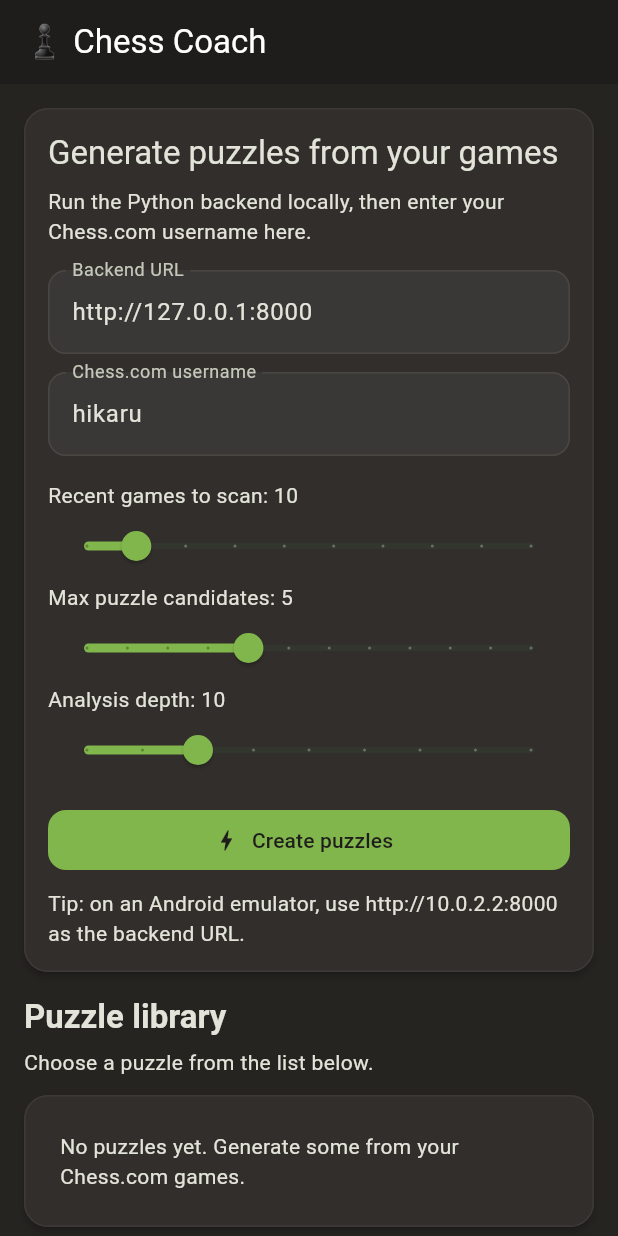
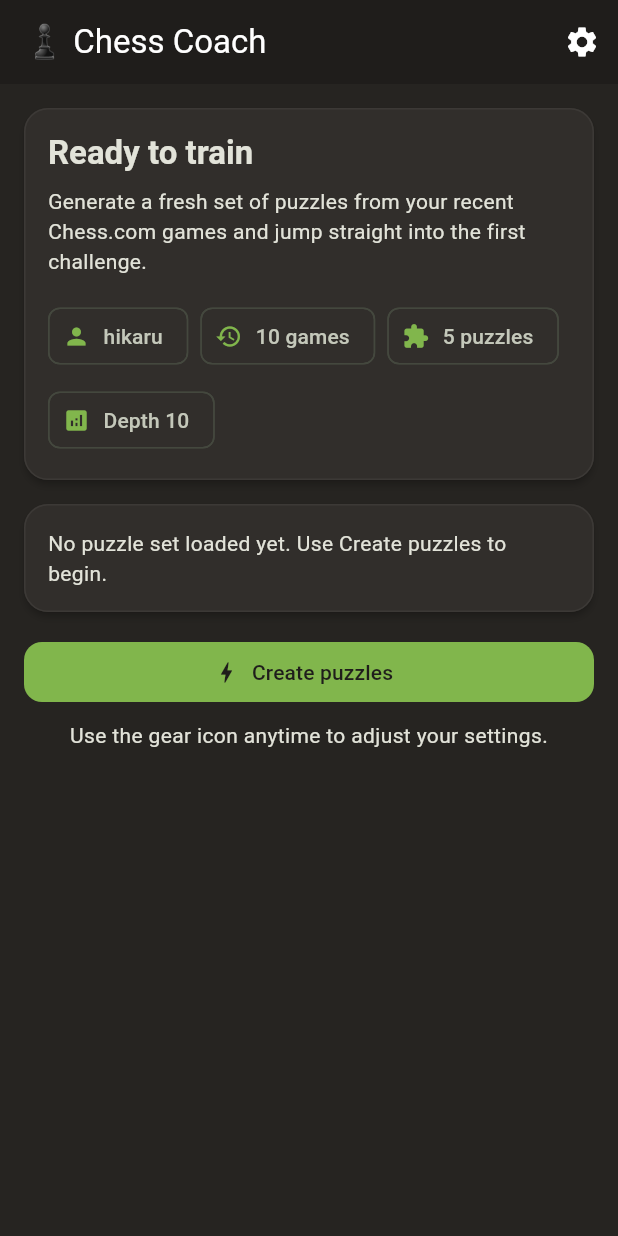
Before and after one commit to brlov1978/ChessCoach, a Flutter app: the screen it shows after launch, on a phone screen of 412 x 824 dp. Run offline on Flutter 3.47's test engine with Material 3 defaults, Android fonts, the phone set to English and light mode, and no system bars; our stand-ins replace flutter_svg.

Commit message:
Simplify Flutter app flow

```diff
--- a/flutter_app/lib/screens/chess_coach_page.dart
+++ b/flutter_app/lib/screens/chess_coach_page.dart
@@ -6,8 +6,7 @@
 
 import 'package:flutter_app/models/puzzle_data.dart';
 import 'package:flutter_app/screens/puzzle_detail_page.dart';
-import 'package:flutter_app/widgets/puzzle_list_item.dart';
-import 'package:flutter_app/widgets/slider_field.dart';
+import 'package:flutter_app/screens/settings_page.dart';
 
 class ChessCoachPage extends StatefulWidget {
   const ChessCoachPage({super.key});
@@ -39,8 +38,7 @@
 
   String _defaultBackendUrl() {
     final host = Uri.base.host.toLowerCase();
-    final isLocalHost =
-        host.isEmpty || host == 'localhost' || host == '127.0.0.1';
+    final isLocalHost = host.isEmpty || host == 'localhost' || host == '127.0.0.1';
     return isLocalHost ? 'http://127.0.0.1:8000' : Uri.base.origin;
   }
 
@@ -51,14 +49,44 @@
     super.dispose();
   }
 
+  TrainingSettings _currentSettings() {
+    return TrainingSettings(
+      backendUrl: _backendUrlController.text.trim(),
+      username: _usernameController.text.trim(),
+      maxGames: _maxGames,
+      maxPuzzles: _maxPuzzles,
+      analysisDepth: _analysisDepth,
+    );
+  }
+
+  Future<void> _openSettings(BuildContext context) async {
+    final settings = await Navigator.of(context).push<TrainingSettings>(
+      MaterialPageRoute<TrainingSettings>(
+        builder: (_) => SettingsPage(initialSettings: _currentSettings()),
+      ),
+    );
+
+    if (settings == null || !mounted) {
+      return;
+    }
+
+    setState(() {
+      _backendUrlController.text = settings.backendUrl;
+      _usernameController.text = settings.username;
+      _maxGames = settings.maxGames;
+      _maxPuzzles = settings.maxPuzzles;
+      _analysisDepth = settings.analysisDepth;
+      _errorMessage = null;
+    });
+  }
+
   Future<void> _generatePuzzles() async {
-    final baseUrl =
-        _backendUrlController.text.trim().replaceAll(RegExp(r'/$'), '');
+    final baseUrl = _backendUrlController.text.trim().replaceAll(RegExp(r'/$'), '');
     final username = _usernameController.text.trim();
 
     if (baseUrl.isEmpty || username.isEmpty) {
       setState(() {
-        _errorMessage = 'Enter both a backend URL and a Chess.com username.';
+        _errorMessage = 'Open settings and enter both a backend URL and a Chess.com username.';
       });
       return;
     }
@@ -83,18 +111,13 @@
           .timeout(const Duration(seconds: 45));
 
       final dynamic decoded = jsonDecode(response.body);
-      final Map<String, dynamic> payload =
-          decoded is Map<String, dynamic> ? decoded : <String, dynamic>{};
+      final Map<String, dynamic> payload = decoded is Map<String, dynamic> ? decoded : <String, dynamic>{};
 
       if (response.statusCode != 200) {
-        throw Exception(payload['error'] ??
-            'Request failed with status ${response.statusCode}.');
+        throw Exception(payload['error'] ?? 'Request failed with status ${response.statusCode}.');
       }
 
-      final puzzleList = (payload['puzzles'] as List<dynamic>? ?? <dynamic>[])
-          .map((item) =>
-              PuzzleData.fromJson(Map<String, dynamic>.from(item as Map)))
-          .toList();
+      final puzzleList = (payload['puzzles'] as List<dynamic>? ?? <dynamic>[]).map((item) => PuzzleData.fromJson(Map<String, dynamic>.from(item as Map))).toList();
 
       if (!mounted) {
         return;
@@ -102,19 +125,24 @@
 
       setState(() {
         _puzzles = puzzleList;
-        _stats = Map<String, dynamic>.from(
-            payload['stats'] as Map? ?? <String, dynamic>{});
+        _stats = Map<String, dynamic>.from(payload['stats'] as Map? ?? <String, dynamic>{});
         _gamesCount = payload['games_count'] as int? ?? 0;
         _puzzleResults.clear();
+        if (puzzleList.isEmpty) {
+          _errorMessage = 'No puzzles were found in those recent games. Try a different username or broader search.';
+        }
       });
+
+      if (puzzleList.isNotEmpty) {
+        _openPuzzle(context, 0);
+      }
     } on TimeoutException {
       if (!mounted) {
         return;
       }
 
       setState(() {
-        _errorMessage =
-            'Puzzle generation took too long. Try fewer games or a lower analysis depth.';
+        _errorMessage = 'Puzzle generation took too long. Try fewer games or a lower analysis depth.';
       });
     } catch (error) {
       if (!mounted) {
@@ -142,8 +170,7 @@
     });
   }
 
-  MaterialPageRoute<void> _buildPuzzleRoute(
-      BuildContext context, int puzzleIndex) {
+  MaterialPageRoute<void> _buildPuzzleRoute(BuildContext context, int puzzleIndex) {
     return MaterialPageRoute<void>(
       builder: (_) => PuzzleDetailPage(
         index: puzzleIndex + 1,
@@ -155,6 +182,7 @@
                   _buildPuzzleRoute(context, puzzleIndex + 1),
                 )
             : null,
+        onOpenSettings: () => _openSettings(context),
         gamesCount: _gamesCount,
         puzzleCount: _puzzles.length,
         attemptCount: _puzzleResults.length,
@@ -168,89 +196,150 @@
     Navigator.of(context).push(_buildPuzzleRoute(context, puzzleIndex));
   }
 
-  @override
-  Widget build(BuildContext context) {
-    return Scaffold(
-      appBar: AppBar(
-        title: const Text('♟ Chess Coach'),
-      ),
-      body: SingleChildScrollView(
-        padding: const EdgeInsets.all(16),
-        child: Center(
-          child: ConstrainedBox(
-            constraints: const BoxConstraints(maxWidth: 820),
-            child: Column(
-              crossAxisAlignment: CrossAxisAlignment.start,
-              children: [
-                _buildControlPanel(context),
-                const SizedBox(height: 16),
-                _buildResultsPanel(),
-              ],
-            ),
-          ),
-        ),
-      ),
-    );
-  }
+  Widget _buildStatusCard(BuildContext context) {
+    final username = _usernameController.text.trim();
 
-  Widget _buildControlPanel(BuildContext context) {
     return Card(
       child: Padding(
         padding: const EdgeInsets.all(16),
         child: Column(
           crossAxisAlignment: CrossAxisAlignment.start,
           children: [
-            Text('Generate puzzles from your games',
-                style: Theme.of(context).textTheme.titleLarge),
+            Text(
+              'Ready to train',
+              style: Theme.of(context).textTheme.titleLarge?.copyWith(fontWeight: FontWeight.w700),
+            ),
             const SizedBox(height: 8),
             const Text(
-                'Run the Python backend locally, then enter your Chess.com username here.'),
+              'Generate a fresh set of puzzles from your recent Chess.com games and jump straight into the first challenge.',
+            ),
             const SizedBox(height: 16),
-            TextField(
-              controller: _backendUrlController,
-              decoration: const InputDecoration(
-                labelText: 'Backend URL',
-                hintText: 'http://127.0.0.1:8000',
-                border: OutlineInputBorder(),
+            Wrap(
+              spacing: 8,
+              runSpacing: 8,
+              children: [
+                Chip(
+                  avatar: const Icon(Icons.person, size: 18),
+                  label: Text(username.isEmpty ? 'No username set' : username),
+                ),
+                Chip(
+                  avatar: const Icon(Icons.history, size: 18),
+                  label: Text('${_maxGames.round()} games'),
+                ),
+                Chip(
+                  avatar: const Icon(Icons.extension, size: 18),
+                  label: Text('${_maxPuzzles.round()} puzzles'),
+                ),
+                Chip(
+                  avatar: const Icon(Icons.analytics, size: 18),
+                  label: Text('Depth ${_analysisDepth.round()}'),
+                ),
+              ],
+            ),
+          ],
         ),
       ),
-            const SizedBox(height: 12),
-            TextField(
-              controller: _usernameController,
-              decoration: const InputDecoration(
-                labelText: 'Chess.com username',
-                border: OutlineInputBorder(),
+    );
+  }
+
+  Widget _buildFeedbackCard(BuildContext context) {
+    if (_errorMessage != null) {
+      return Card(
+        color: Colors.red.shade50,
+        child: Padding(
+          padding: const EdgeInsets.all(16),
+          child: Text(
+            _errorMessage!,
+            style: TextStyle(color: Colors.red.shade900),
           ),
         ),
+      );
+    }
+
+    if (_isLoading) {
+      return const Card(
+        child: Padding(
+          padding: EdgeInsets.all(16),
+          child: Row(
+            children: [
+              SizedBox(
+                width: 20,
+                height: 20,
+                child: CircularProgressIndicator(strokeWidth: 2.4),
+              ),
+              SizedBox(width: 12),
+              Expanded(
+                child: Text(
+                  'Analyzing recent games and preparing your first puzzle...',
+                ),
+              ),
+            ],
+          ),
+        ),
+      );
+    }
+
+    if (_puzzles.isEmpty) {
+      return const Card(
+        child: Padding(
+          padding: EdgeInsets.all(16),
+          child: Text(
+            'No puzzle set loaded yet. Use Create puzzles to begin.',
+          ),
+        ),
+      );
+    }
+
+    final solved = _puzzleResults.values.where((value) => value).length;
+
+    return Card(
+      child: Padding(
+        padding: const EdgeInsets.all(16),
+        child: Column(
+          crossAxisAlignment: CrossAxisAlignment.start,
+          children: [
+            Text(
+              'Latest session',
+              style: Theme.of(context).textTheme.titleMedium?.copyWith(fontWeight: FontWeight.w700),
+            ),
+            const SizedBox(height: 8),
+            Text(
+              'Loaded ${_puzzles.length} puzzle${_puzzles.length == 1 ? '' : 's'} from $_gamesCount game${_gamesCount == 1 ? '' : 's'}.',
+            ),
+            const SizedBox(height: 4),
+            Text('Solved: $solved/${_puzzleResults.length} attempts'),
+          ],
+        ),
+      ),
+    );
+  }
+
+  @override
+  Widget build(BuildContext context) {
+    return Scaffold(
+      appBar: AppBar(
+        title: const Text('♟ Chess Coach'),
+        actions: [
+          IconButton(
+            onPressed: () => _openSettings(context),
+            icon: const Icon(Icons.settings),
+            tooltip: 'Settings',
+          ),
+        ],
+      ),
+      body: SingleChildScrollView(
+        padding: const EdgeInsets.all(16),
+        child: Center(
+          child: ConstrainedBox(
+            constraints: const BoxConstraints(maxWidth: 720),
+            child: Column(
+              crossAxisAlignment: CrossAxisAlignment.stretch,
+              children: [
+                _buildStatusCard(context),
                 const SizedBox(height: 16),
-            SliderField(
-              label: 'Recent games to scan',
-              value: _maxGames,
-              min: 5,
-              max: 50,
-              divisions: 9,
-              onChanged: (value) => setState(() => _maxGames = value),
-            ),
-            SliderField(
-              label: 'Max puzzle candidates',
-              value: _maxPuzzles,
-              min: 1,
-              max: 12,
-              divisions: 11,
-              onChanged: (value) => setState(() => _maxPuzzles = value),
-            ),
-            SliderField(
-              label: 'Analysis depth',
-              value: _analysisDepth,
-              min: 8,
-              max: 16,
-              divisions: 8,
-              onChanged: (value) => setState(() => _analysisDepth = value),
-            ),
-            const SizedBox(height: 12),
-            SizedBox(
-              width: double.infinity,
-              child: FilledButton.icon(
+                _buildFeedbackCard(context),
+                const SizedBox(height: 16),
+                FilledButton.icon(
                   onPressed: _isLoading ? null : _generatePuzzles,
                   icon: _isLoading
                       ? const SizedBox(
@@ -259,72 +348,28 @@
                           child: CircularProgressIndicator(strokeWidth: 2),
                         )
                       : const Icon(Icons.bolt),
-                label: Text(_isLoading ? 'Analyzing...' : 'Create puzzles'),
+                  label: Text(
+                    _isLoading ? 'Analyzing...' : 'Create puzzles',
                   ),
                 ),
                 const SizedBox(height: 8),
                 Text(
-              _isLoading
-                  ? 'Analyzing recent games. This can take around 10–30 seconds.'
-                  : 'Tip: on an Android emulator, use http://10.0.2.2:8000 as the backend URL.',
+                  _isLoading ? 'This can take around 10–30 seconds.' : 'Use the gear icon anytime to adjust your settings.',
+                  textAlign: TextAlign.center,
+                ),
+                if (_puzzles.isNotEmpty && !_isLoading) ...[
+                  const SizedBox(height: 12),
+                  OutlinedButton.icon(
+                    onPressed: () => _openPuzzle(context, 0),
+                    icon: const Icon(Icons.play_arrow),
+                    label: const Text('Resume latest set'),
                   ),
                 ],
+              ],
+            ),
+          ),
         ),
       ),
     );
   }
-
-  Widget _buildResultsPanel() {
-    return Column(
-      crossAxisAlignment: CrossAxisAlignment.start,
-      children: [
-        Text(
-          'Puzzle library',
-          style: Theme.of(context)
-              .textTheme
-              .titleLarge
-              ?.copyWith(fontWeight: FontWeight.w700),
-        ),
-        const SizedBox(height: 6),
-        const Text('Choose a puzzle from the list below.'),
-        const SizedBox(height: 12),
-        if (_errorMessage != null)
-          Card(
-            color: Colors.red.shade50,
-            child: Padding(
-              padding: const EdgeInsets.all(16),
-              child: Text(_errorMessage!,
-                  style: TextStyle(color: Colors.red.shade900)),
-            ),
-          )
-        else if (_isLoading)
-          const Center(
-            child: Padding(
-              padding: EdgeInsets.all(24),
-              child: CircularProgressIndicator(),
-            ),
-          )
-        else if (_puzzles.isEmpty)
-          const Card(
-            child: Padding(
-              padding: EdgeInsets.all(24),
-              child: Text(
-                  'No puzzles yet. Generate some from your Chess.com games.'),
-            ),
-          )
-        else
-          ..._puzzles.asMap().entries.map(
-                (entry) => Padding(
-                  padding: const EdgeInsets.only(bottom: 12),
-                  child: PuzzleListItem(
-                    index: entry.key + 1,
-                    puzzle: entry.value,
-                    result: _puzzleResults[entry.key],
-                    onTap: () => _openPuzzle(context, entry.key),
-                  ),
-                ),
-              ),
-      ],
-    );
 }
-}
--- a/flutter_app/lib/screens/puzzle_detail_page.dart
+++ b/flutter_app/lib/screens/puzzle_detail_page.dart
@@ -13,6 +13,7 @@
     required this.onAttempt,
     this.initialResult,
     this.onNextPuzzle,
+    this.onOpenSettings,
     this.gamesCount = 0,
     this.puzzleCount = 0,
     this.attemptCount = 0,
@@ -25,6 +26,7 @@
   final ValueChanged<bool> onAttempt;
   final bool? initialResult;
   final VoidCallback? onNextPuzzle;
+  final VoidCallback? onOpenSettings;
   final int gamesCount;
   final int puzzleCount;
   final int attemptCount;
@@ -151,12 +153,9 @@
               scrollDirection: Axis.horizontal,
               child: Row(
                 children: [
-                  _SnapshotPill(
-                      label: 'Score',
-                      value: '${widget.correctCount}/${widget.attemptCount}'),
+                  _SnapshotPill(label: 'Score', value: '${widget.correctCount}/${widget.attemptCount}'),
                   const SizedBox(width: 8),
-                  _SnapshotPill(
-                      label: 'Loaded', value: '${widget.puzzleCount}'),
+                  _SnapshotPill(label: 'Loaded', value: '${widget.puzzleCount}'),
                   const SizedBox(width: 8),
                   _SnapshotPill(label: 'Games', value: '${widget.gamesCount}'),
                   const SizedBox(width: 8),
@@ -309,6 +308,14 @@
       appBar: AppBar(
         title: Text('Puzzle ${widget.index}'),
         toolbarHeight: 60,
+        actions: [
+          if (widget.onOpenSettings != null)
+            IconButton(
+              onPressed: widget.onOpenSettings,
+              icon: const Icon(Icons.settings),
+              tooltip: 'Settings',
+            ),
+        ],
         bottom: PreferredSize(
           preferredSize: const Size.fromHeight(78),
           child: _buildHeaderSnapshot(context),
@@ -316,9 +323,7 @@
       ),
       body: LayoutBuilder(
         builder: (context, constraints) {
-          final boardSize = constraints.maxWidth < 640
-              ? (constraints.maxWidth - 84).clamp(260.0, 560.0).toDouble()
-              : 520.0;
+          final boardSize = constraints.maxWidth < 640 ? (constraints.maxWidth - 84).clamp(260.0, 560.0).toDouble() : 520.0;
 
           return SingleChildScrollView(
             padding: const EdgeInsets.all(16),
@@ -330,14 +335,10 @@
                   children: [
                     Text(
                       puzzle.title,
-                      style: Theme.of(context)
-                          .textTheme
-                          .titleLarge
-                          ?.copyWith(fontWeight: FontWeight.w700),
+                      style: Theme.of(context).textTheme.titleLarge?.copyWith(fontWeight: FontWeight.w700),
                     ),
                     const SizedBox(height: 12),
-                    const Text(
-                        'Drag a piece to solve the puzzle. Tapping also works.'),
+                    const Text('Drag a piece to solve the puzzle. Tapping also works.'),
                     const SizedBox(height: 16),
                     Center(
                       child: SizedBox(
@@ -393,8 +394,7 @@
                       children: [
                         OutlinedButton(
                           onPressed: () => setState(() => _reveal = !_reveal),
-                          child: Text(
-                              _reveal ? 'Hide solution' : 'Reveal solution'),
+                          child: Text(_reveal ? 'Hide solution' : 'Reveal solution'),
                         ),
                         TextButton(
                           onPressed: () => setState(_resetPuzzle),
@@ -405,11 +405,8 @@
                     if (_reveal || _lastResult == true) ...[
                       const SizedBox(height: 8),
                       Text('Best move: ${puzzle.bestMoveSan}'),
-                      if (puzzle.actualMoveSan != null)
-                        Text(
-                            'Move played in the game: ${puzzle.actualMoveSan}'),
-                      if (puzzle.sourceUrl.isNotEmpty)
-                        SelectableText('Source game: ${puzzle.sourceUrl}'),
+                      if (puzzle.actualMoveSan != null) Text('Move played in the game: ${puzzle.actualMoveSan}'),
+                      if (puzzle.sourceUrl.isNotEmpty) SelectableText('Source game: ${puzzle.sourceUrl}'),
                     ],
                   ],
                 ),
@@ -472,14 +469,10 @@
 
   @override
   Widget build(BuildContext context) {
-    final whiteShare = mateIn != null
-        ? (evaluationCp >= 0 ? 0.96 : 0.04)
-        : (((evaluationCp.clamp(-900, 900)) + 900) / 1800).toDouble();
+    final whiteShare = mateIn != null ? (evaluationCp >= 0 ? 0.96 : 0.04) : (((evaluationCp.clamp(-900, 900)) + 900) / 1800).toDouble();
     final whiteFlex = (whiteShare * 100).round().clamp(4, 96);
     final blackFlex = 100 - whiteFlex;
-    final label = mateIn != null
-        ? 'M$mateIn'
-        : '${evaluationCp >= 0 ? '+' : ''}${(evaluationCp / 100).toStringAsFixed(1)}';
+    final label = mateIn != null ? 'M$mateIn' : '${evaluationCp >= 0 ? '+' : ''}${(evaluationCp / 100).toStringAsFixed(1)}';
 
     return SizedBox(
       width: 56,
```
Also changed, not shown: flutter_app/lib/screens/settings_page.dart (added, +154 -0 lines), 5 other files. Lines whose indentation alone changed are shown as unchanged.
